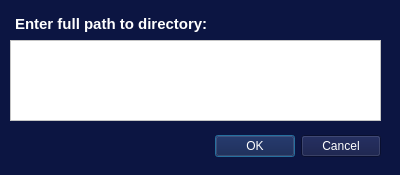
Above: GUI/adddirectorytowhitelistdialog.ui from colecathcart/609Capstone before the change. Below: the same form after it.
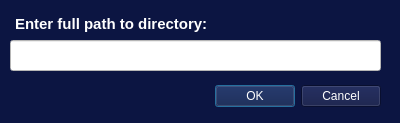
That is the form after the change.

Commit message: Switch to line inputs and fix button naming

```diff
--- a/GUI/adddirectorytowhitelistdialog.ui
+++ b/GUI/adddirectorytowhitelistdialog.ui
@@ -7,7 +7,7 @@
     <x>0</x>
     <y>0</y>
     <width>400</width>
-    <height>175</height>
+    <height>123</height>
    </rect>
   </property>
   <property name="palette">
@@ -486,7 +486,7 @@
    <property name="geometry">
     <rect>
      <x>40</x>
-     <y>130</y>
+     <y>80</y>
      <width>341</width>
      <height>32</height>
     </rect>
@@ -498,19 +498,6 @@
     <set>QDialogButtonBox::StandardButton::Cancel|QDialogButtonBox::StandardButton::Ok</set>
    </property>
   </widget>
-  <widget class="QPlainTextEdit" name="directoryToWhitelistText">
-   <property name="geometry">
-    <rect>
-     <x>10</x>
-     <y>40</y>
-     <width>371</width>
-     <height>81</height>
-    </rect>
-   </property>
-   <property name="styleSheet">
-    <string notr="true">background:white</string>
-   </property>
-  </widget>
   <widget class="QTextBrowser" name="directoryPathTitle">
    <property name="geometry">
     <rect>
@@ -534,6 +521,19 @@
 &lt;p style=&quot; margin-top:0px; margin-bottom:0px; margin-left:0px; margin-right:0px; -qt-block-indent:0; text-indent:0px;&quot;&gt;&lt;span style=&quot; font-weight:700; color:#ffffff;&quot;&gt;Enter full path to directory:&lt;/span&gt;&lt;/p&gt;&lt;/body&gt;&lt;/html&gt;</string>
    </property>
   </widget>
+  <widget class="QLineEdit" name="directoryPath">
+   <property name="geometry">
+    <rect>
+     <x>10</x>
+     <y>40</y>
+     <width>371</width>
+     <height>31</height>
+    </rect>
+   </property>
+   <property name="styleSheet">
+    <string notr="true">background:white</string>
+   </property>
+  </widget>
  </widget>
  <resources/>
  <connections>
```
Left out of the diff: 2 changed lines with no effect on the pictures. The commit also changes 4 other files.
